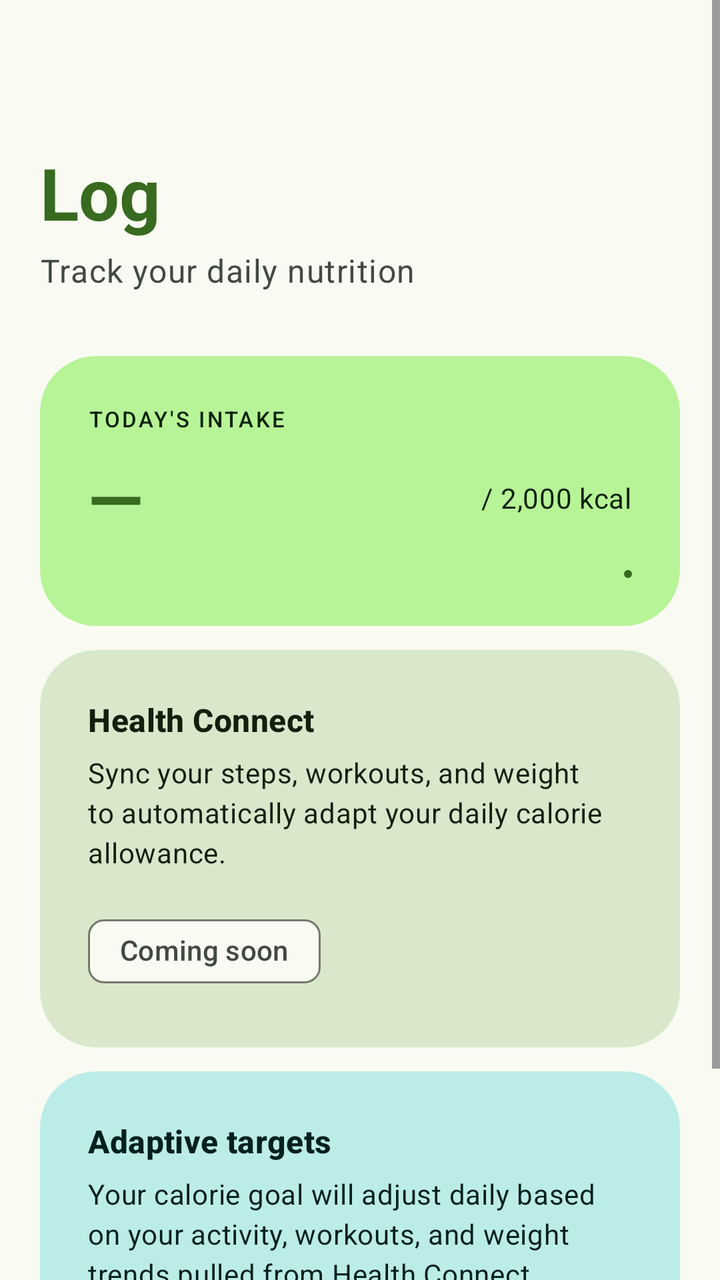
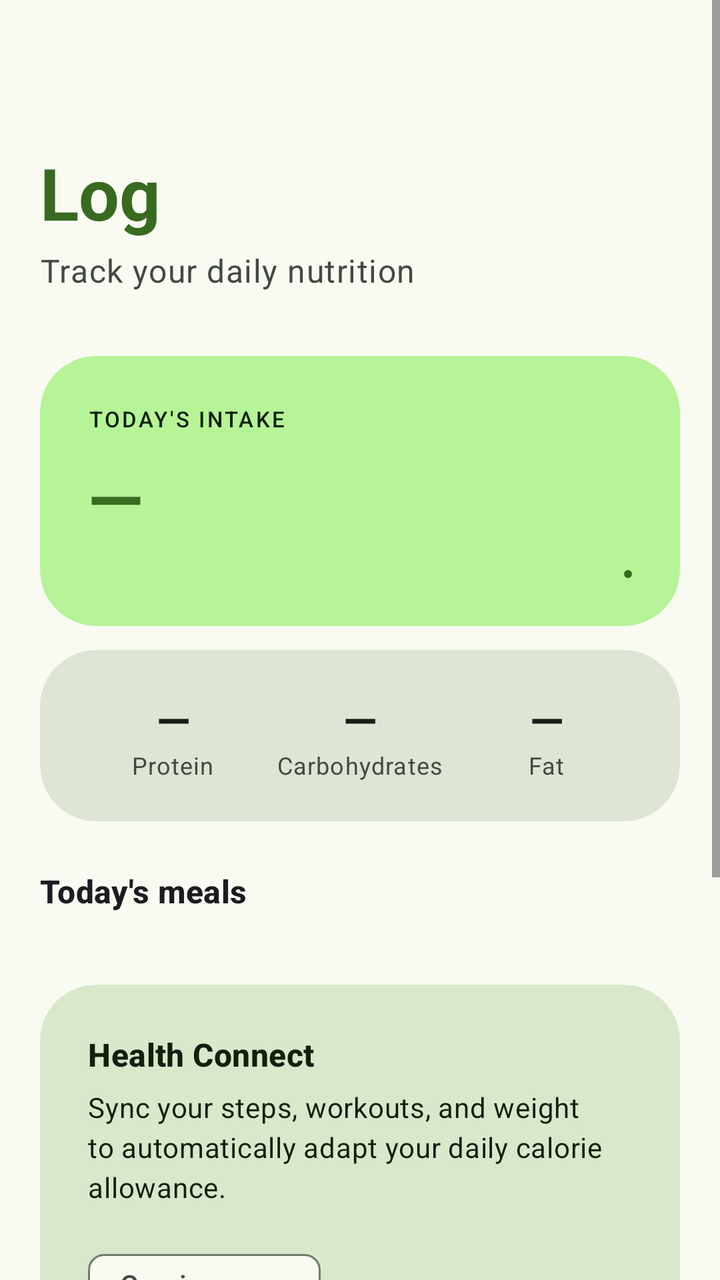

Screens rendered from an Android XML layout before and after an edit, with the pre-edit source and the edit as a unified diff.
<!-- AndroidManifest.xml: application theme Theme.ScaScan -->
<!-- res/layout/fragment_log.xml -->
<?xml version="1.0" encoding="utf-8"?>
<ScrollView
    xmlns:android="http://schemas.android.com/apk/res/android"
    xmlns:app="http://schemas.android.com/apk/res-auto"
    android:id="@+id/root"
    android:layout_width="match_parent"
    android:layout_height="match_parent"
    android:fillViewport="true"
    android:background="?android:colorBackground">

    <LinearLayout
        android:layout_width="match_parent"
        android:layout_height="wrap_content"
        android:orientation="vertical"
        android:paddingHorizontal="20dp"
        android:paddingTop="72dp"
        android:paddingBottom="32dp">

        <TextView
            android:layout_width="wrap_content"
            android:layout_height="wrap_content"
            android:text="@string/nav_log"
            style="@style/TextAppearance.Material3.DisplaySmall"
            android:textStyle="bold"
            android:textColor="?attr/colorPrimary"
            android:layout_marginBottom="4dp" />

        <TextView
            android:layout_width="wrap_content"
            android:layout_height="wrap_content"
            android:text="@string/log_subtitle"
            style="@style/TextAppearance.Material3.BodyLarge"
            android:textColor="?attr/colorOnSurfaceVariant"
            android:layout_marginBottom="32dp" />

        
        <com.google.android.material.card.MaterialCardView
            android:layout_width="match_parent"
            android:layout_height="wrap_content"
            android:layout_marginBottom="12dp"
            app:cardBackgroundColor="?attr/colorPrimaryContainer"
            app:cardCornerRadius="28dp"
            app:cardElevation="0dp"
            app:strokeWidth="0dp">

            <LinearLayout
                android:layout_width="match_parent"
                android:layout_height="wrap_content"
                android:orientation="vertical"
                android:padding="24dp">

                <TextView
                    android:layout_width="wrap_content"
                    android:layout_height="wrap_content"
                    android:text="@string/log_today_intake"
                    style="@style/TextAppearance.Material3.LabelSmall"
                    android:textAllCaps="true"
                    android:letterSpacing="0.1"
                    android:textColor="?attr/colorOnPrimaryContainer"
                    android:layout_marginBottom="8dp" />

                <LinearLayout
                    android:layout_width="match_parent"
                    android:layout_height="wrap_content"
                    android:orientation="horizontal"
                    android:gravity="center_vertical"
                    android:layout_marginBottom="12dp">

                    <TextView
                        android:layout_width="0dp"
                        android:layout_height="wrap_content"
                        android:layout_weight="1"
                        android:text="@string/log_no_data"
                        style="@style/TextAppearance.Material3.DisplaySmall"
                        android:textStyle="bold"
                        android:textColor="?attr/colorPrimary" />

                    <TextView
                        android:layout_width="wrap_content"
                        android:layout_height="wrap_content"
                        android:text="@string/log_of_target"
                        style="@style/TextAppearance.Material3.BodyMedium"
                        android:textColor="?attr/colorOnPrimaryContainer" />
                </LinearLayout>

                <com.google.android.material.progressindicator.LinearProgressIndicator
                    android:layout_width="match_parent"
                    android:layout_height="wrap_content"
                    android:progress="0"
                    app:trackCornerRadius="4dp"
                    app:indicatorColor="?attr/colorPrimary"
                    app:trackColor="?attr/colorPrimaryContainer" />
            </LinearLayout>
        </com.google.android.material.card.MaterialCardView>

        
        <com.google.android.material.card.MaterialCardView
            android:layout_width="match_parent"
            android:layout_height="wrap_content"
            android:layout_marginBottom="12dp"
            app:cardBackgroundColor="?attr/colorSecondaryContainer"
            app:cardCornerRadius="28dp"
            app:cardElevation="0dp"
            app:strokeWidth="0dp">

            <LinearLayout
                android:layout_width="match_parent"
                android:layout_height="wrap_content"
                android:orientation="vertical"
                android:padding="24dp">

                <TextView
                    android:layout_width="wrap_content"
                    android:layout_height="wrap_content"
                    android:text="@string/log_connect_title"
                    style="@style/TextAppearance.Material3.TitleMedium"
                    android:textStyle="bold"
                    android:textColor="?attr/colorOnSecondaryContainer"
                    android:layout_marginBottom="6dp" />

                <TextView
                    android:layout_width="wrap_content"
                    android:layout_height="wrap_content"
                    android:text="@string/log_connect_body"
                    style="@style/TextAppearance.Material3.BodyMedium"
                    android:textColor="?attr/colorOnSecondaryContainer"
                    android:layout_marginBottom="16dp" />

                <com.google.android.material.chip.Chip
                    android:layout_width="wrap_content"
                    android:layout_height="wrap_content"
                    android:text="@string/coming_soon"
                    android:clickable="false"
                    style="@style/Widget.Material3.Chip.Suggestion" />
            </LinearLayout>
        </com.google.android.material.card.MaterialCardView>

        
        <com.google.android.material.card.MaterialCardView
            android:layout_width="match_parent"
            android:layout_height="wrap_content"
            app:cardBackgroundColor="?attr/colorTertiaryContainer"
            app:cardCornerRadius="28dp"
            app:cardElevation="0dp"
            app:strokeWidth="0dp">

            <LinearLayout
                android:layout_width="match_parent"
                android:layout_height="wrap_content"
                android:orientation="vertical"
                android:padding="24dp">

                <TextView
                    android:layout_width="wrap_content"
                    android:layout_height="wrap_content"
                    android:text="@string/log_adaptive_title"
                    style="@style/TextAppearance.Material3.TitleMedium"
                    android:textStyle="bold"
                    android:textColor="?attr/colorOnTertiaryContainer"
                    android:layout_marginBottom="6dp" />

                <TextView
                    android:layout_width="wrap_content"
                    android:layout_height="wrap_content"
                    android:text="@string/log_adaptive_body"
                    style="@style/TextAppearance.Material3.BodyMedium"
                    android:textColor="?attr/colorOnTertiaryContainer"
                    android:layout_marginBottom="16dp" />

                <com.google.android.material.chip.Chip
                    android:layout_width="wrap_content"
                    android:layout_height="wrap_content"
                    android:text="@string/coming_soon"
                    android:clickable="false"
                    style="@style/Widget.Material3.Chip.Suggestion" />
            </LinearLayout>
        </com.google.android.material.card.MaterialCardView>

    </LinearLayout>
</ScrollView>
<!-- resources referenced by this layout -->
<resources>
  <string name="coming_soon">Coming soon</string>
  <string name="log_adaptive_body">Your calorie goal will adjust daily based on your activity, workouts, and weight trends pulled from Health Connect.</string>
  <string name="log_adaptive_title">Adaptive targets</string>
  <string name="log_connect_body">Sync your steps, workouts, and weight to automatically adapt your daily calorie allowance.</string>
  <string name="log_connect_title">Health Connect</string>
  <string name="log_no_data">—</string>
  <string name="log_of_target">/ 2,000 kcal</string>
  <string name="log_subtitle">Track your daily nutrition</string>
  <string name="log_today_intake">Today\'s intake</string>
  <string name="nav_log">Log</string>
  <color name="colorPrimary">#386A20</color>
  <color name="colorOnPrimary">#FFFFFF</color>
  <color name="colorPrimaryContainer">#B7F397</color>
  <color name="colorOnPrimaryContainer">#042100</color>
  <color name="colorSecondary">#55624C</color>
  <color name="colorOnSecondary">#FFFFFF</color>
  <color name="colorSecondaryContainer">#D9E8CB</color>
  <color name="colorOnSecondaryContainer">#131F0D</color>
  <color name="colorTertiary">#386663</color>
  <color name="colorOnTertiary">#FFFFFF</color>
  <color name="colorTertiaryContainer">#BCECE8</color>
  <color name="colorOnTertiaryContainer">#00201F</color>
  <color name="colorError">#BA1A1A</color>
  <color name="colorOnError">#FFFFFF</color>
  <color name="colorBackground">#F9FBF2</color>
  <color name="colorSurface">#F9FBF2</color>
  <color name="colorOnSurface">#1A1C18</color>
  <color name="colorSurfaceVariant">#DEE5D4</color>
  <color name="colorOnSurfaceVariant">#424940</color>
  <color name="colorOutline">#72796A</color>
  <color name="colorOutlineVariant">#C2C9BA</color>
  <style name="ShapeAppearance.App.Pill" parent="">
          <item name="cornerFamily">rounded</item>
          <item name="cornerSize">50%</item>
      </style>
  <style name="ShapeAppearance.App.LargeRounded" parent="">
          <item name="cornerFamily">rounded</item>
          <item name="cornerSize">28dp</item>
      </style>
  <style name="Widget.App.Button" parent="Widget.Material3.Button">
          <item name="shapeAppearance">@style/ShapeAppearance.App.Pill</item>
          <item name="android:paddingStart">24dp</item>
          <item name="android:paddingEnd">24dp</item>
      </style>
  <style name="Widget.App.Button.Outlined" parent="Widget.Material3.Button.OutlinedButton">
          <item name="shapeAppearance">@style/ShapeAppearance.App.Pill</item>
          <item name="android:paddingStart">24dp</item>
          <item name="android:paddingEnd">24dp</item>
      </style>
  <style name="Widget.App.FloatingActionButton" parent="Widget.Material3.FloatingActionButton.Large.Primary">
          <item name="shapeAppearance">@style/ShapeAppearance.App.Pill</item>
      </style>
  <style name="Widget.App.ExtendedFab" parent="Widget.Material3.ExtendedFloatingActionButton.Primary">
          <item name="shapeAppearance">@style/ShapeAppearance.App.Pill</item>
      </style>
  <style name="Widget.App.Card" parent="Widget.Material3.CardView.Filled">
          <item name="shapeAppearance">@style/ShapeAppearance.App.LargeRounded</item>
          <item name="cardElevation">0dp</item>
          <item name="strokeWidth">0dp</item>
      </style>
  <!-- unchanged entries left out for length: 1 -->
</resources>

<!-- the commit's change to res/layout/fragment_log.xml (unified diff, before → after) -->
@@ -59,39 +59,146 @@
                     android:textColor="?attr/colorOnPrimaryContainer"
                     android:layout_marginBottom="8dp" />
 
-                <LinearLayout
+                <TextView
+                    android:id="@+id/tvCalorieSummary"
+                    android:layout_width="wrap_content"
+                    android:layout_height="wrap_content"
+                    android:text="@string/log_no_data"
+                    style="@style/TextAppearance.Material3.DisplaySmall"
+                    android:textStyle="bold"
+                    android:textColor="?attr/colorPrimary"
+                    android:layout_marginBottom="12dp" />
+
+                <com.google.android.material.progressindicator.LinearProgressIndicator
+                    android:id="@+id/progressCalories"
                     android:layout_width="match_parent"
                     android:layout_height="wrap_content"
-                    android:orientation="horizontal"
-                    android:gravity="center_vertical"
-                    android:layout_marginBottom="12dp">
-
-                    <TextView
-                        android:layout_width="0dp"
-                        android:layout_height="wrap_content"
-                        android:layout_weight="1"
-                        android:text="@string/log_no_data"
-                        style="@style/TextAppearance.Material3.DisplaySmall"
-                        android:textStyle="bold"
-                        android:textColor="?attr/colorPrimary" />
-
-                    <TextView
-                        android:layout_width="wrap_content"
-                        android:layout_height="wrap_content"
-                        android:text="@string/log_of_target"
-                        style="@style/TextAppearance.Material3.BodyMedium"
-                        android:textColor="?attr/colorOnPrimaryContainer" />
-                </LinearLayout>
-
-                <com.google.android.material.progressindicator.LinearProgressIndicator
-                    android:layout_width="match_parent"
-                    android:layout_height="wrap_content"
                     android:progress="0"
+                    android:max="100"
                     app:trackCornerRadius="4dp"
                     app:indicatorColor="?attr/colorPrimary"
                     app:trackColor="?attr/colorPrimaryContainer" />
             </LinearLayout>
         </com.google.android.material.card.MaterialCardView>
+
+        
+        <com.google.android.material.card.MaterialCardView
+            android:layout_width="match_parent"
+            android:layout_height="wrap_content"
+            android:layout_marginBottom="24dp"
+            app:cardBackgroundColor="?attr/colorSurfaceVariant"
+            app:cardCornerRadius="28dp"
+            app:cardElevation="0dp"
+            app:strokeWidth="0dp">
+
+            <LinearLayout
+                android:layout_width="match_parent"
+                android:layout_height="wrap_content"
+                android:orientation="horizontal"
+                android:padding="20dp">
+
+                <LinearLayout
+                    android:layout_width="0dp"
+                    android:layout_height="wrap_content"
+                    android:layout_weight="1"
+                    android:orientation="vertical"
+                    android:gravity="center_horizontal">
+
+                    <TextView
+                        android:id="@+id/tvLogProtein"
+                        android:layout_width="wrap_content"
+                        android:layout_height="wrap_content"
+                        android:text="—"
+                        style="@style/TextAppearance.Material3.TitleLarge"
+                        android:textStyle="bold"
+                        android:textColor="?attr/colorOnSurface" />
+
+                    <TextView
+                        android:layout_width="wrap_content"
+                        android:layout_height="wrap_content"
+                        android:text="@string/nutrient_protein"
+                        style="@style/TextAppearance.Material3.BodySmall"
+                        android:textColor="?attr/colorOnSurfaceVariant" />
+                </LinearLayout>
+
+                <LinearLayout
+                    android:layout_width="0dp"
+                    android:layout_height="wrap_content"
+                    android:layout_weight="1"
+                    android:orientation="vertical"
+                    android:gravity="center_horizontal">
+
+                    <TextView
+                        android:id="@+id/tvLogCarbs"
+                        android:layout_width="wrap_content"
+                        android:layout_height="wrap_content"
+                        android:text="—"
+                        style="@style/TextAppearance.Material3.TitleLarge"
+                        android:textStyle="bold"
+                        android:textColor="?attr/colorOnSurface" />
+
+                    <TextView
+                        android:layout_width="wrap_content"
+                        android:layout_height="wrap_content"
+                        android:text="@string/nutrient_carbs"
+                        style="@style/TextAppearance.Material3.BodySmall"
+                        android:textColor="?attr/colorOnSurfaceVariant" />
+                </LinearLayout>
+
+                <LinearLayout
+                    android:layout_width="0dp"
+                    android:layout_height="wrap_content"
+                    android:layout_weight="1"
+                    android:orientation="vertical"
+                    android:gravity="center_horizontal">
+
+                    <TextView
+                        android:id="@+id/tvLogFat"
+                        android:layout_width="wrap_content"
+                        android:layout_height="wrap_content"
+                        android:text="—"
+                        style="@style/TextAppearance.Material3.TitleLarge"
+                        android:textStyle="bold"
+                        android:textColor="?attr/colorOnSurface" />
+
+                    <TextView
+                        android:layout_width="wrap_content"
+                        android:layout_height="wrap_content"
+                        android:text="@string/nutrient_fat"
+                        style="@style/TextAppearance.Material3.BodySmall"
+                        android:textColor="?attr/colorOnSurfaceVariant" />
+                </LinearLayout>
+            </LinearLayout>
+        </com.google.android.material.card.MaterialCardView>
+
+        
+        <TextView
+            android:layout_width="wrap_content"
+            android:layout_height="wrap_content"
+            android:text="@string/log_entries_today"
+            style="@style/TextAppearance.Material3.TitleMedium"
+            android:textStyle="bold"
+            android:textColor="?attr/colorOnBackground"
+            android:layout_marginBottom="12dp" />
+
+        
+        <TextView
+            android:id="@+id/tvEmptyLog"
+            android:layout_width="match_parent"
+            android:layout_height="wrap_content"
+            android:text="@string/log_empty"
+            style="@style/TextAppearance.Material3.BodyMedium"
+            android:textColor="?attr/colorOnSurfaceVariant"
+            android:layout_marginBottom="24dp"
+            android:visibility="gone" />
+
+        
+        <LinearLayout
+            android:id="@+id/entriesContainer"
+            android:layout_width="match_parent"
+            android:layout_height="wrap_content"
+            android:orientation="vertical"
+            android:layout_marginBottom="24dp" />
 
         
         <com.google.android.material.card.MaterialCardView
<!-- resource entries referenced after the edit -->
@@ -5,11 +5,15 @@
   <string name="log_adaptive_title">Adaptive targets</string>
   <string name="log_connect_body">Sync your steps, workouts, and weight to automatically adapt your daily calorie allowance.</string>
   <string name="log_connect_title">Health Connect</string>
+  <string name="log_empty">No entries yet — scan or search a food to get started.</string>
+  <string name="log_entries_today">Today\'s meals</string>
   <string name="log_no_data">—</string>
-  <string name="log_of_target">/ 2,000 kcal</string>
   <string name="log_subtitle">Track your daily nutrition</string>
   <string name="log_today_intake">Today\'s intake</string>
   <string name="nav_log">Log</string>
+  <string name="nutrient_carbs">Carbohydrates</string>
+  <string name="nutrient_fat">Fat</string>
+  <string name="nutrient_protein">Protein</string>
   <color name="colorPrimary">#386A20</color>
   <color name="colorOnPrimary">#FFFFFF</color>
   <color name="colorPrimaryContainer">#B7F397</color>
